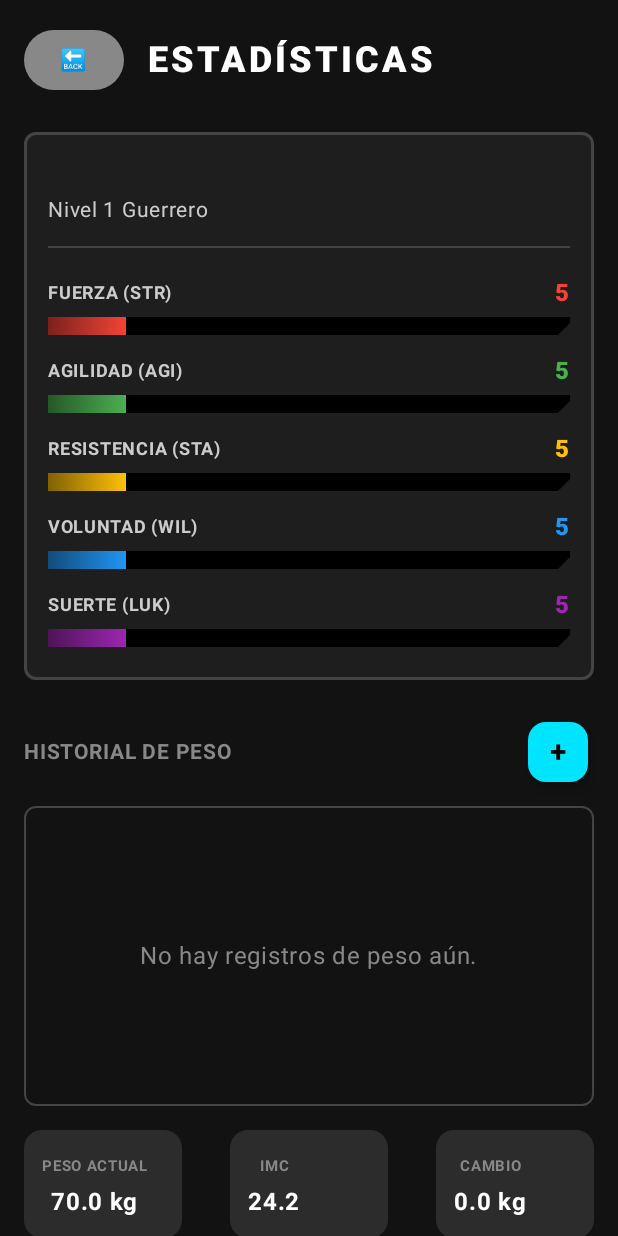
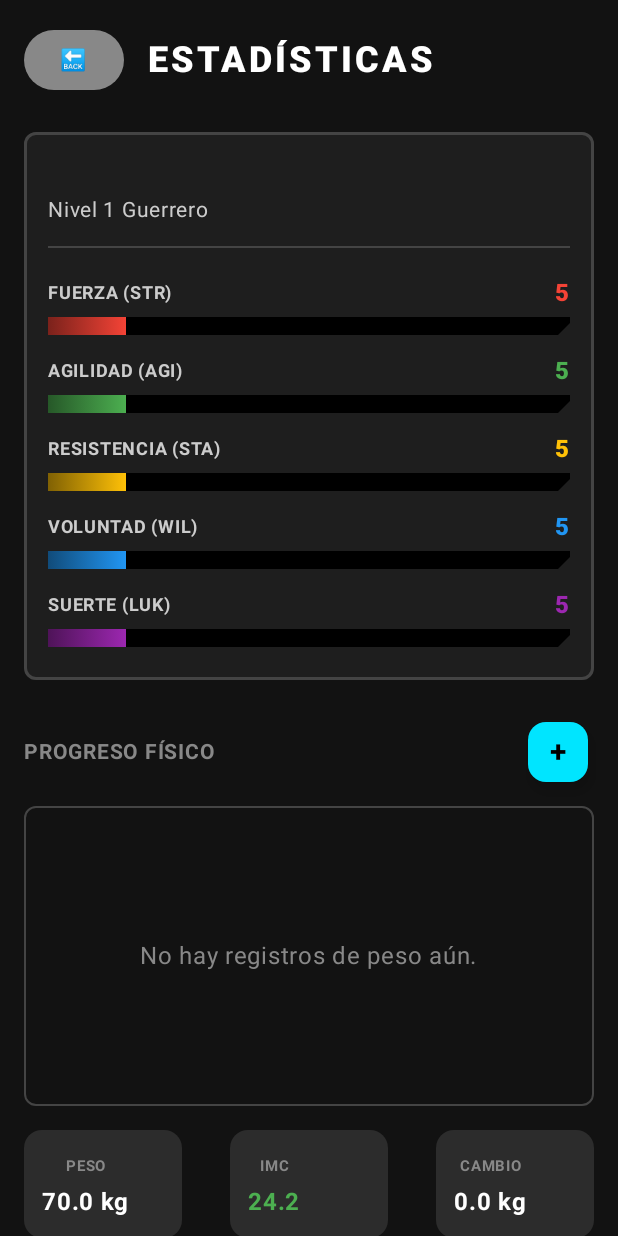
Before and after one commit to AxelJhostin/warofman, an Android app built with Jetpack Compose: the stats_screen screen opened through its navigation route, on a phone screen of 412 x 824 dp. Run offline under Robolectric (Android 15) with nearby library versions, the phone set to English and light mode, and no system bars.

Commit message:
Feat: Dashboard de estadisticas completo con composicion corporal y medidas

```diff
--- a/app/src/main/java/com/negocio/warofmen/ui/screens/PantallaEstadisticas.kt
+++ b/app/src/main/java/com/negocio/warofmen/ui/screens/PantallaEstadisticas.kt
@@ -1,4 +1,4 @@
-package com.negocio.warofmen.ui.screens // Ojo al paquete
+package com.negocio.warofmen.ui.screens
 
 import androidx.compose.foundation.background
 import androidx.compose.foundation.border
@@ -14,9 +14,10 @@ import androidx.compose.ui.graphics.Color
 import androidx.compose.ui.text.font.FontWeight
 import androidx.compose.ui.unit.dp
 import androidx.compose.ui.unit.sp
+import com.negocio.warofmen.ui.components.*
 import com.negocio.warofmen.data.model.PlayerCharacter
-import com.negocio.warofmen.ui.components.*
 import com.negocio.warofmen.ui.theme.*
+import com.negocio.warofmen.core.util.GameUtils
 
 @Composable
 fun PantallaEstadisticas(
@@ -46,9 +47,18 @@ fun PantallaEstadisticas(
     ) {
         // 1. HEADER
         Row(verticalAlignment = Alignment.CenterVertically) {
-            Button(onClick = onBack, colors = ButtonDefaults.buttonColors(containerColor = Color.Gray)) { Text("🔙") }
+            Button(
+                onClick = onBack,
+                colors = ButtonDefaults.buttonColors(containerColor = Color.Gray)
+            ) { Text("🔙") }
             Spacer(modifier = Modifier.width(16.dp))
-            Text("ESTADÍSTICAS", color = Color.White, fontSize = 24.sp, fontWeight = FontWeight.ExtraBold, letterSpacing = 2.sp)
+            Text(
+                "ESTADÍSTICAS",
+                color = Color.White,
+                fontSize = 24.sp,
+                fontWeight = FontWeight.ExtraBold,
+                letterSpacing = 2.sp
+            )
         }
 
         Spacer(modifier = Modifier.height(24.dp))
@@ -62,9 +72,20 @@ fun PantallaEstadisticas(
                 .padding(16.dp)
         ) {
             Column {
-                Text(player.name.uppercase(), color = Color.White, fontWeight = FontWeight.Bold, fontSize = 22.sp)
-                Text("Nivel ${player.level} ${player.gender}", color = Color.LightGray, fontSize = 14.sp)
+                Text(
+                    text = player.name.uppercase(),
+                    color = Color.White,
+                    fontWeight = FontWeight.Bold,
+                    fontSize = 22.sp
+                )
+                Text(
+                    text = "Nivel ${player.level} ${player.gender}",
+                    color = Color.LightGray,
+                    fontSize = 14.sp
+                )
+
                 Divider(color = Color.DarkGray, modifier = Modifier.padding(vertical = 12.dp))
+
                 RpgStatBar("FUERZA (STR)", player.strength, StatStrength)
                 RpgStatBar("AGILIDAD (AGI)", player.agility, StatAgility)
                 RpgStatBar("RESISTENCIA (STA)", player.stamina, StatStamina)
@@ -75,52 +96,157 @@ fun PantallaEstadisticas(
 
         Spacer(modifier = Modifier.height(24.dp))
 
-        // 3. GRÁFICA DE PESO
+        // 3. HISTORIAL DE PESO
         Row(
             modifier = Modifier.fillMaxWidth(),
             horizontalArrangement = Arrangement.SpaceBetween,
             verticalAlignment = Alignment.CenterVertically
         ) {
-            Text("HISTORIAL DE PESO", color = Color.Gray, fontSize = 14.sp, fontWeight = FontWeight.Bold)
+            Text(
+                "PROGRESO FÍSICO",
+                color = Color.Gray,
+                fontSize = 14.sp,
+                fontWeight = FontWeight.Bold
+            )
+
             SmallFloatingActionButton(
                 onClick = { showWeightDialog = true },
                 containerColor = RpgNeonCyan,
                 contentColor = Color.Black
-            ) { Text("+", fontWeight = FontWeight.Bold, fontSize = 20.sp) }
+            ) {
+                Text("+", fontWeight = FontWeight.Bold, fontSize = 20.sp)
+            }
         }
 
         Spacer(modifier = Modifier.height(12.dp))
-
-        // AQUI: Pasamos la lista de logs (BodyLog) directamente
-        WeightChart(history = player.measurementLogs)
+        WeightChart(history = player.measurementLogs) // Usamos la lista nueva de BodyLog
 
         Spacer(modifier = Modifier.height(16.dp))
 
-        // 4. DATOS BIOMÉTRICOS
+        // 4. DATOS BÁSICOS (Peso e IMC)
         Row(Modifier.fillMaxWidth(), horizontalArrangement = Arrangement.SpaceBetween) {
-            // Usamos currentWeight y currentBmi
-            BioMetricCard("PESO ACTUAL", "${player.currentWeight} kg")
-            BioMetricCard("IMC", "%.1f".format(player.currentBmi))
+            BioMetricCard("PESO", "${player.currentWeight} kg")
 
-            // Cálculo del cambio: Peso Actual - Primer Peso Registrado
+            // Color del IMC dinámico
+            val bmiColor = when {
+                player.currentBmi < 18.5 -> StatAgility // Azul/Verde (Delgado)
+                player.currentBmi < 25 -> XpBarGreen    // Verde (Normal)
+                player.currentBmi < 30 -> StatStamina   // Amarillo (Sobrepeso)
+                else -> StatStrength                    // Rojo (Obesidad)
+            }
+
+            // Tarjeta IMC Personalizada con color
+            Card(colors = CardDefaults.cardColors(containerColor = Color(0xFF2C2C2C)), modifier = Modifier.width(105.dp)) {
+                Column(modifier = Modifier.padding(12.dp), horizontalAlignment = Alignment.CenterHorizontally) {
+                    Text("IMC", color = Color.Gray, fontSize = 10.sp, fontWeight = FontWeight.Bold)
+                    Text("%.1f".format(player.currentBmi), color = bmiColor, fontWeight = FontWeight.Bold, fontSize = 16.sp)
+                }
+            }
+
+            // Cambio de peso total
             val firstLog = player.measurementLogs.minByOrNull { it.timestamp }
             val firstWeight = firstLog?.weight ?: player.currentWeight
             val diff = player.currentWeight - firstWeight
             val sign = if (diff > 0) "+" else ""
+            BioMetricCard("CAMBIO", "$sign%.1f kg".format(diff))
+        }
 
-            BioMetricCard("CAMBIO", "$sign%.1f kg".format(diff))
+        // 5. NUEVA SECCIÓN: COMPOSICIÓN CORPORAL (Solo si hay datos)
+        if (player.currentBodyFat != null) {
+            Spacer(modifier = Modifier.height(24.dp))
+            Text(
+                "COMPOSICIÓN CORPORAL",
+                color = RpgNeonCyan,
+                fontSize = 14.sp,
+                fontWeight = FontWeight.Bold
+            )
+            Spacer(modifier = Modifier.height(8.dp))
+
+            Card(
+                modifier = Modifier.fillMaxWidth(),
+                colors = CardDefaults.cardColors(containerColor = RpgPanel),
+                border = androidx.compose.foundation.BorderStroke(1.dp, RpgNeonCyan.copy(alpha = 0.5f))
+            ) {
+                Row(
+                    modifier = Modifier
+                        .fillMaxWidth()
+                        .padding(16.dp),
+                    horizontalArrangement = Arrangement.SpaceAround
+                ) {
+                    // Grasa Corporal
+                    Column(horizontalAlignment = Alignment.CenterHorizontally) {
+                        Text("GRASA %", color = Color.Gray, fontSize = 12.sp, fontWeight = FontWeight.Bold)
+                        Text(
+                            text = "%.1f %%".format(player.currentBodyFat),
+                            color = Color.White,
+                            fontSize = 24.sp,
+                            fontWeight = FontWeight.Bold
+                        )
+                    }
+
+                    // Separador vertical
+                    Box(modifier = Modifier.width(1.dp).height(40.dp).background(Color.DarkGray))
+
+                    // Masa Magra (Calculada: Peso Total - (Peso * %Grasa))
+                    val fatMass = player.currentWeight * (player.currentBodyFat / 100)
+                    val leanMass = player.currentWeight - fatMass
+
+                    Column(horizontalAlignment = Alignment.CenterHorizontally) {
+                        Text("MASA MAGRA", color = Color.Gray, fontSize = 12.sp, fontWeight = FontWeight.Bold)
+                        Text(
+                            text = "%.1f kg".format(leanMass),
+                            color = Color.White,
+                            fontSize = 24.sp,
+                            fontWeight = FontWeight.Bold
+                        )
+                    }
+                }
+            }
+
+            // Mostrar detalles de medidas si existen en el último log
+            val lastLog = player.measurementLogs.maxByOrNull { it.timestamp }
+            if (lastLog != null && (lastLog.waist != null || lastLog.neck != null)) {
+                Spacer(modifier = Modifier.height(8.dp))
+                Row(Modifier.fillMaxWidth(), horizontalArrangement = Arrangement.spacedBy(8.dp)) {
+                    if (lastLog.neck != null) BioMetricCard("CUELLO", "${lastLog.neck} cm")
+                    if (lastLog.waist != null) BioMetricCard("CINTURA", "${lastLog.waist} cm")
+                    if (lastLog.hip != null) BioMetricCard("CADERA", "${lastLog.hip} cm")
+                }
+            }
+        } else {
+            // Si no tiene datos, mostramos invitación a medirse
+            Spacer(modifier = Modifier.height(16.dp))
+            Card(
+                colors = CardDefaults.cardColors(containerColor = Color(0xFF2C2C2C).copy(alpha = 0.5f)),
+                modifier = Modifier.fillMaxWidth()
+            ) {
+                Text(
+                    text = "💡 Tip: Usa una cinta métrica al registrar tu peso para desbloquear el análisis de Grasa Corporal.",
+                    color = Color.Gray,
+                    fontSize = 12.sp,
+                    modifier = Modifier.padding(12.dp),
+                    lineHeight = 16.sp
+                )
+            }
         }
 
         Spacer(modifier = Modifier.height(32.dp))
 
+        // 6. BOTÓN GRÁFICAS
         Button(
             onClick = onNavigateToCharts,
-            modifier = Modifier.fillMaxWidth().height(56.dp),
+            modifier = Modifier
+                .fillMaxWidth()
+                .height(56.dp),
             colors = ButtonDefaults.buttonColors(containerColor = RpgPanel),
             border = androidx.compose.foundation.BorderStroke(1.dp, RpgNeonCyan),
             shape = RoundedCornerShape(8.dp)
         ) {
-            Text("📈  VER RENDIMIENTO DE EJERCICIOS", color = RpgNeonCyan, fontWeight = FontWeight.Bold)
+            Text(
+                "📈  VER RENDIMIENTO DE EJERCICIOS",
+                color = RpgNeonCyan,
+                fontWeight = FontWeight.Bold
+            )
         }
 
         Spacer(modifier = Modifier.height(32.dp))
```
